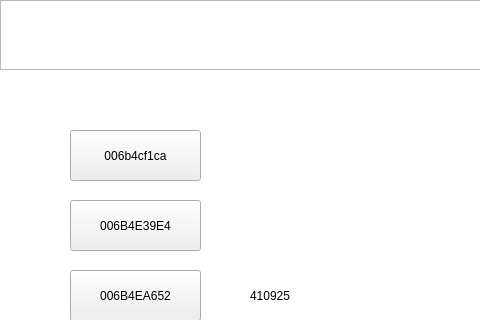
Before: the Qt Designer form SmartCabinet/Device/devicesimulate.ui in birdman1992/SmartCabinet, drawn with Qt 5; both pictures show x 0 to 480 and y 0 to 320 of the 640 by 480 pixel window.
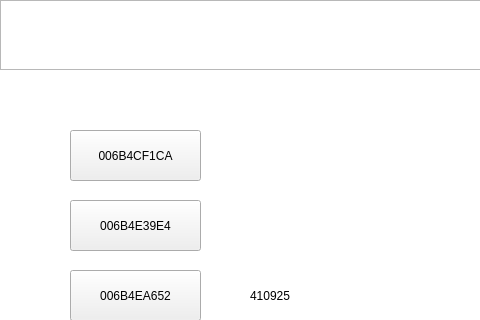
After: the same form once the commit is applied. The open tabs and pages were chosen to show the change.

Commit message: 1 服务->设置里新增版本号 2 音量按钮 3 柜格显示名称得变化

Diff of the .ui file:
```diff
--- a/SmartCabinet/Device/devicesimulate.ui
+++ b/SmartCabinet/Device/devicesimulate.ui
@@ -72,7 +72,7 @@
         <enum>Qt::NoFocus</enum>
        </property>
        <property name="text">
-        <string>006b4cf1ca</string>
+        <string>006B4CF1CA</string>
        </property>
       </widget>
       <widget class="QPushButton" name="pushButton_2">
```
Left out of the diff: 2 changed lines with no effect on the pictures. The commit also changes 6 other files.
